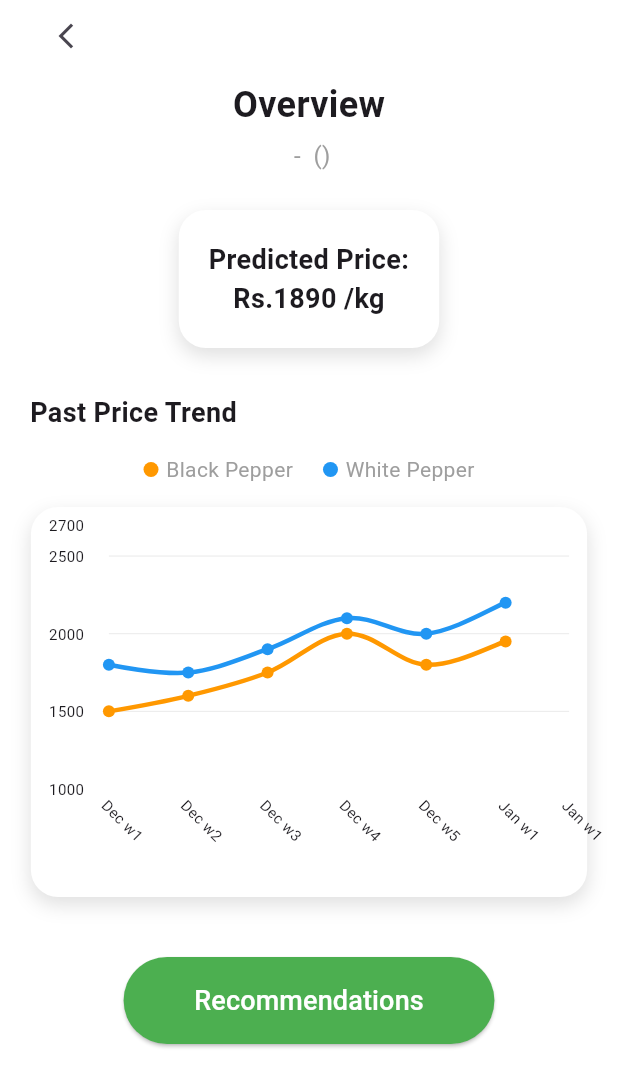
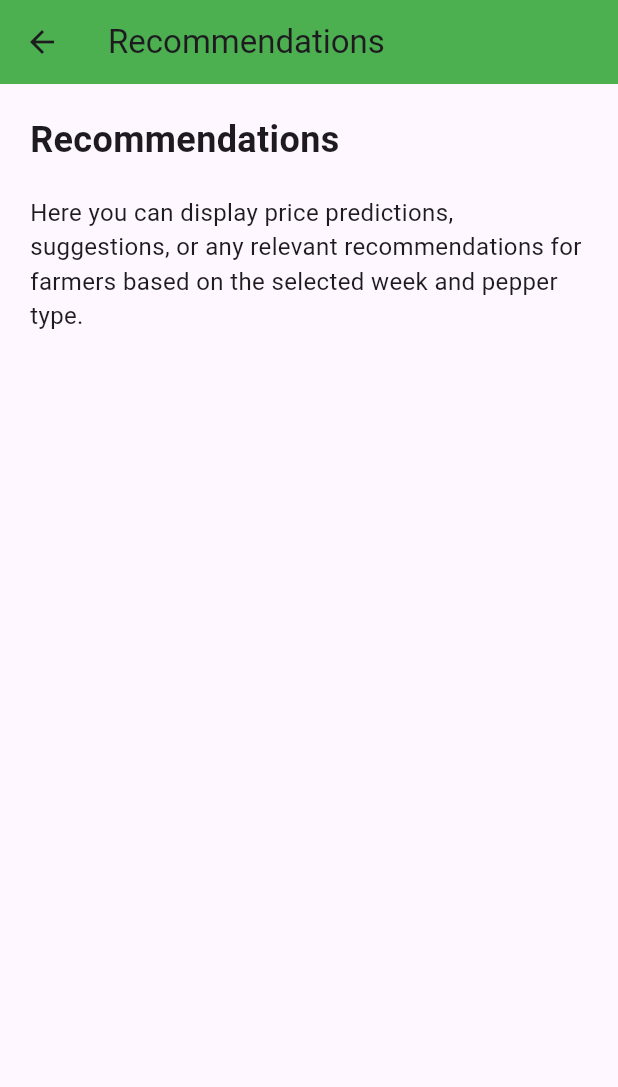
Before and after one commit to JanudiAdhikari/Research-Project, a Flutter app: the WeeklyPrediction screen opened directly with empty values, after a tap on "Recommendations", on a phone screen of 412 x 824 dp. Shown: the top 1087 px of the screen. Run offline on Flutter 3.47's test engine with Material 3 defaults, Android fonts, the phone set to English and light mode, and no system bars; drawn by our look-alikes of fl_chart; our stand-ins replace camera, cloud_firestore, firebase_auth, firebase_core, firebase_storage, flutter_secure_storage and 4 more; accounts and stored records are empty; Roboto replaces fonts that are missing (Poppins).

Commit message:
Added Recommendations screen and navigation from Weekly Prediction

```diff
--- /dev/null
+++ b/mobile-app/lib/features/market_forecast/recommendations.dart
@@ -0,0 +1,34 @@
+import 'package:flutter/material.dart';
+
+class Recommendations extends StatelessWidget {
+  const Recommendations({Key? key}) : super(key: key);
+
+  @override
+  Widget build(BuildContext context) {
+    return Scaffold(
+      appBar: AppBar(
+        title: const Text("Recommendations"),
+        backgroundColor: Colors.green,
+      ),
+      body: Padding(
+        padding: const EdgeInsets.all(20.0),
+        child: Column(
+          crossAxisAlignment: CrossAxisAlignment.start,
+          children: const [
+            Text(
+              "Recommendations",
+              style: TextStyle(fontSize: 24, fontWeight: FontWeight.bold),
+            ),
+            SizedBox(height: 20),
+            Text(
+              "Here you can display price predictions, suggestions, or any relevant recommendations for farmers based on the selected week and pepper type.",
+              style: TextStyle(fontSize: 16),
+            ),
+            SizedBox(height: 10),
+            // Add more widgets like lists, cards, etc.
+          ],
+        ),
+      ),
+    );
+  }
+}
--- a/mobile-app/lib/features/market_forecast/weekly_prediction.dart
+++ b/mobile-app/lib/features/market_forecast/weekly_prediction.dart
@@ -1,3 +1,4 @@
+import 'package:CeylonPepper/features/market_forecast/recommendations.dart';
 import 'package:fl_chart/fl_chart.dart';
 import 'package:flutter/material.dart';
 
@@ -321,7 +322,14 @@ class WeeklyPrediction extends StatelessWidget {
                       'Recommendations',
                       style: TextStyle(fontSize: 18, color: Colors.white),
                     ),
-                    onPressed: () {},
+                    onPressed: () {
+                      Navigator.push(
+                        context,
+                        MaterialPageRoute(
+                          builder: (context) => const Recommendations(),
+                        ),
+                      );
+                    },
                   ),
                 ),
               ),
```
